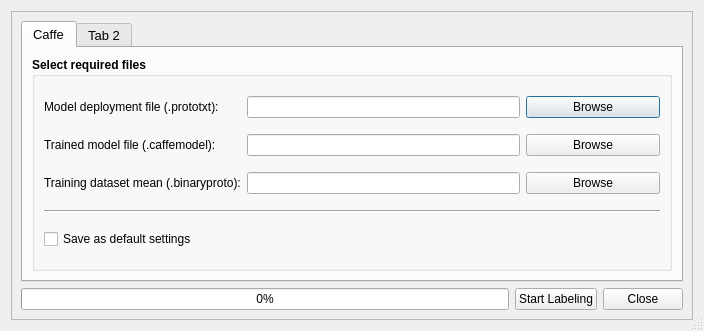
First picture: the form in hackathon/MK/Deep_Neuron/DeepNeuronForm.ui, repository Vaa3D/vaa3d_tools, before the edit.
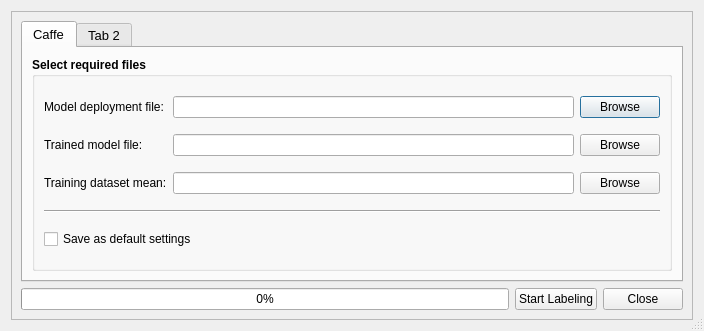
Second picture: the form after the edit.

Commit message: DeepNeuron: 1st module ready for use on windows.

Patch:
```diff
--- a/hackathon/MK/Deep_Neuron/DeepNeuronForm.ui
+++ b/hackathon/MK/Deep_Neuron/DeepNeuronForm.ui
@@ -84,6 +84,78 @@
               <string>Select required files</string>
              </property>
              <layout class="QGridLayout" name="gridLayout_4">
+              <item row="0" column="0">
+               <widget class="QLabel" name="label">
+                <property name="font">
+                 <font>
+                  <weight>50</weight>
+                  <bold>false</bold>
+                 </font>
+                </property>
+                <property name="text">
+                 <string>Model deployment file:</string>
+                </property>
+               </widget>
+              </item>
+              <item row="0" column="1">
+               <widget class="QLineEdit" name="lineEdit">
+                <property name="font">
+                 <font>
+                  <weight>50</weight>
+                  <bold>false</bold>
+                 </font>
+                </property>
+               </widget>
+              </item>
+              <item row="0" column="2">
+               <widget class="QPushButton" name="pushButton_3">
+                <property name="font">
+                 <font>
+                  <weight>50</weight>
+                  <bold>false</bold>
+                 </font>
+                </property>
+                <property name="text">
+                 <string>Browse</string>
+                </property>
+               </widget>
+              </item>
+              <item row="1" column="0">
+               <widget class="QLabel" name="label_2">
+                <property name="font">
+                 <font>
+                  <weight>50</weight>
+                  <bold>false</bold>
+                 </font>
+                </property>
+                <property name="text">
+                 <string>Trained model file:</string>
+                </property>
+               </widget>
+              </item>
+              <item row="1" column="1">
+               <widget class="QLineEdit" name="lineEdit_2">
+                <property name="font">
+                 <font>
+                  <weight>50</weight>
+                  <bold>false</bold>
+                 </font>
+                </property>
+               </widget>
+              </item>
+              <item row="1" column="2">
+               <widget class="QPushButton" name="pushButton_4">
+                <property name="font">
+                 <font>
+                  <weight>50</weight>
+                  <bold>false</bold>
+                 </font>
+                </property>
+                <property name="text">
+                 <string>Browse</string>
+                </property>
+               </widget>
+              </item>
               <item row="2" column="0">
                <widget class="QLabel" name="label_3">
                 <property name="font">
@@ -93,11 +165,11 @@
                  </font>
                 </property>
                 <property name="text">
-                 <string>Training dataset mean (.binaryproto):</string>
+                 <string>Training dataset mean:</string>
                 </property>
                </widget>
               </item>
-              <item row="2" column="1" colspan="2">
+              <item row="2" column="1">
                <widget class="QLineEdit" name="lineEdit_3">
                 <property name="font">
                  <font>
@@ -107,20 +179,7 @@
                 </property>
                </widget>
               </item>
-              <item row="0" column="3">
-               <widget class="QPushButton" name="pushButton_3">
-                <property name="font">
-                 <font>
-                  <weight>50</weight>
-                  <bold>false</bold>
-                 </font>
-                </property>
-                <property name="text">
-                 <string>Browse</string>
-                </property>
-               </widget>
-              </item>
-              <item row="2" column="3">
+              <item row="2" column="2">
                <widget class="QPushButton" name="pushButton_5">
                 <property name="font">
                  <font>
@@ -133,73 +192,14 @@
                 </property>
                </widget>
               </item>
-              <item row="3" column="0" colspan="4">
+              <item row="3" column="0" colspan="3">
                <widget class="Line" name="line">
                 <property name="orientation">
                  <enum>Qt::Horizontal</enum>
                 </property>
                </widget>
               </item>
-              <item row="0" column="0">
-               <widget class="QLabel" name="label">
-                <property name="font">
-                 <font>
-                  <weight>50</weight>
-                  <bold>false</bold>
-                 </font>
-                </property>
-                <property name="text">
-                 <string>Model deployment file (.prototxt): </string>
-                </property>
-               </widget>
-              </item>
-              <item row="1" column="0">
-               <widget class="QLabel" name="label_2">
-                <property name="font">
-                 <font>
-                  <weight>50</weight>
-                  <bold>false</bold>
-                 </font>
-                </property>
-                <property name="text">
-                 <string>Trained model file (.caffemodel):</string>
-                </property>
-               </widget>
-              </item>
-              <item row="0" column="1" colspan="2">
-               <widget class="QLineEdit" name="lineEdit">
-                <property name="font">
-                 <font>
-                  <weight>50</weight>
-                  <bold>false</bold>
-                 </font>
-                </property>
-               </widget>
-              </item>
-              <item row="1" column="1" colspan="2">
-               <widget class="QLineEdit" name="lineEdit_2">
-                <property name="font">
-                 <font>
-                  <weight>50</weight>
-                  <bold>false</bold>
-                 </font>
-                </property>
-               </widget>
-              </item>
-              <item row="1" column="3">
-               <widget class="QPushButton" name="pushButton_4">
-                <property name="font">
-                 <font>
-                  <weight>50</weight>
-                  <bold>false</bold>
-                 </font>
-                </property>
-                <property name="text">
-                 <string>Browse</string>
-                </property>
-               </widget>
-              </item>
-              <item row="4" column="0">
+              <item row="4" column="0" colspan="2">
                <widget class="QCheckBox" name="checkBox">
                 <property name="font">
                  <font>
```
Left out of the diff: 66 changed lines with no effect on the pictures. The commit also changes 10 other files.
